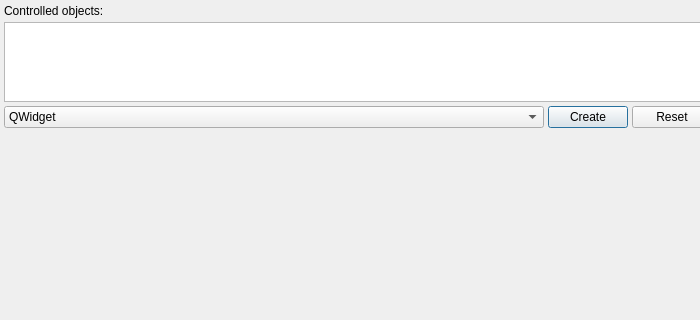
Gris87/ObjectController, file src/main/mainwindow.ui: the form before one commit; both pictures show x 0 to 700 and y 0 to 320 of the 800 by 600 pixel window.
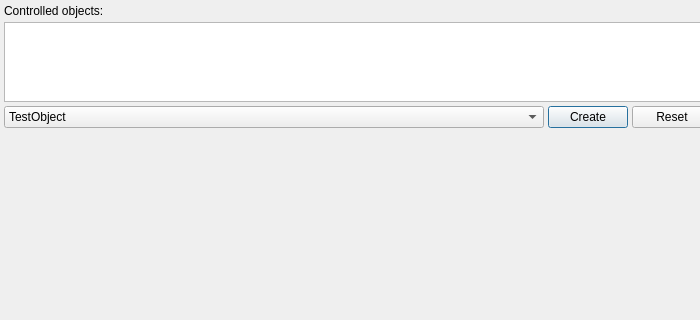
The form after the commit. Custom widgets are drawn as their Qt base class.

Commit message: TestObject and more text about properties

Diff of the .ui file:
```diff
--- a/src/main/mainwindow.ui
+++ b/src/main/mainwindow.ui
@@ -71,6 +71,11 @@
           <string>QObject</string>
          </property>
         </item>
+        <item>
+         <property name="text">
+          <string>TestObject</string>
+         </property>
+        </item>
         <item>
          <property name="text">
           <string>QWidget</string>
```
The commit also changes 13 other files.
